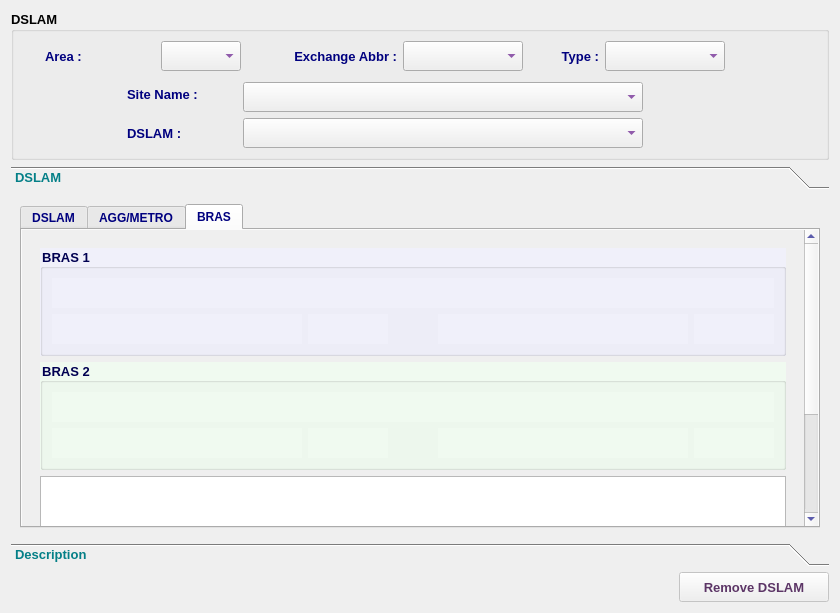
Before: the Qt Designer form mainPanel/menu/plan/dslam/removeDslam/removedslamdialog.ui in samad-ghanbari/DaNet, drawn with Qt 5.
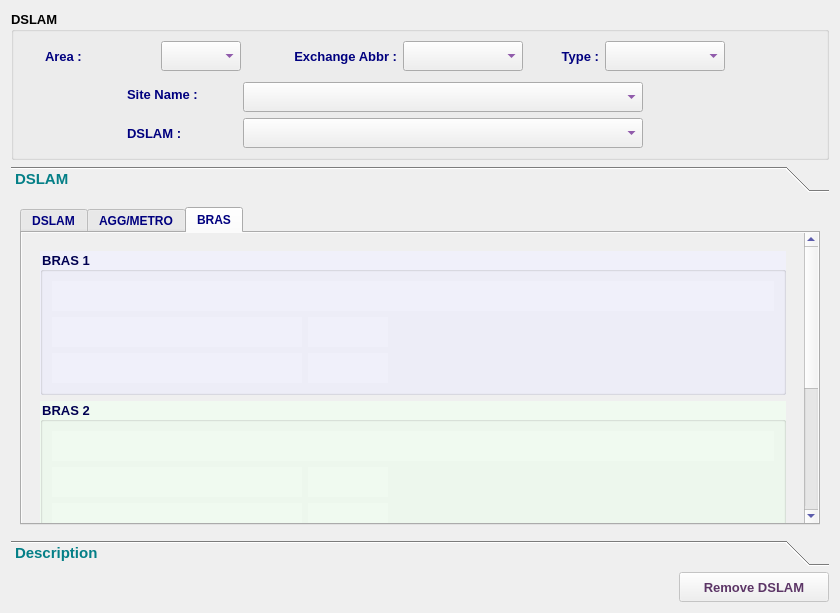
After: the same form once the commit is applied. The open tabs and pages were chosen to show the change. Icons and pictures are not drawn.

What changed in the file:
```diff
--- a/mainPanel/menu/plan/dslam/removeDslam/removedslamdialog.ui
+++ b/mainPanel/menu/plan/dslam/removeDslam/removedslamdialog.ui
@@ -532,7 +532,8 @@
     <widget class="QToolBox" name="toolBox">
      <property name="font">
       <font>
-       <weight>75</weight>
+       <family>Ubuntu</family>
+       <pointsize>11</pointsize>
        <bold>true</bold>
       </font>
      </property>
@@ -548,7 +549,7 @@
         <x>0</x>
         <y>0</y>
         <width>822</width>
-        <height>333</height>
+        <height>334</height>
        </rect>
       </property>
       <attribute name="label">
@@ -565,7 +566,6 @@
          </property>
          <property name="font">
           <font>
-           <weight>75</weight>
            <bold>true</bold>
           </font>
          </property>
@@ -3695,9 +3695,9 @@
               <property name="geometry">
                <rect>
                 <x>0</x>
-                <y>0</y>
-                <width>746</width>
-                <height>474</height>
+                <y>-60</y>
+                <width>786</width>
+                <height>548</height>
                </rect>
               </property>
               <layout class="QVBoxLayout" name="verticalLayout_22">
@@ -3713,7 +3713,6 @@
                   <font>
                    <family>Tahoma</family>
                    <pointsize>10</pointsize>
-                   <weight>75</weight>
                    <bold>true</bold>
                   </font>
                  </property>
@@ -3730,7 +3729,6 @@
                      <font>
                       <family>Tahoma</family>
                       <pointsize>10</pointsize>
-                      <weight>75</weight>
                       <bold>true</bold>
                      </font>
                     </property>
@@ -3767,7 +3765,6 @@
                           <font>
                            <family>Tahoma</family>
                            <pointsize>10</pointsize>
-                           <weight>75</weight>
                            <bold>true</bold>
                           </font>
                          </property>
@@ -3801,7 +3798,6 @@
                           <font>
                            <family>Tahoma</family>
                            <pointsize>10</pointsize>
-                           <weight>75</weight>
                            <bold>true</bold>
                           </font>
                          </property>
@@ -3831,7 +3827,6 @@
                           <font>
                            <family>Tahoma</family>
                            <pointsize>10</pointsize>
-                           <weight>75</weight>
                            <bold>true</bold>
                           </font>
                          </property>
@@ -3862,6 +3857,10 @@
                          </property>
                         </spacer>
                        </item>
+                      </layout>
+                     </item>
+                     <item>
+                      <layout class="QHBoxLayout" name="horizontalLayout_6">
                        <item>
                         <widget class="QLabel" name="b1a2Lbl">
                          <property name="minimumSize">
@@ -3880,7 +3879,6 @@
                           <font>
                            <family>Tahoma</family>
                            <pointsize>10</pointsize>
-                           <weight>75</weight>
                            <bold>true</bold>
                           </font>
                          </property>
@@ -3910,7 +3908,6 @@
                           <font>
                            <family>Tahoma</family>
                            <pointsize>10</pointsize>
-                           <weight>75</weight>
                            <bold>true</bold>
                           </font>
                          </property>
@@ -3922,6 +3919,19 @@
                          </property>
                         </widget>
                        </item>
+                       <item>
+                        <spacer name="horizontalSpacer_9">
+                         <property name="orientation">
+                          <enum>Qt::Orientation::Horizontal</enum>
+                         </property>
+                         <property name="sizeHint" stdset="0">
+                          <size>
+                           <width>40</width>
+                           <height>20</height>
+                          </size>
+                         </property>
+                        </spacer>
+                       </item>
                       </layout>
                      </item>
                     </layout>
@@ -3933,7 +3943,6 @@
                      <font>
                       <family>Tahoma</family>
                       <pointsize>10</pointsize>
-                      <weight>75</weight>
                       <bold>true</bold>
                      </font>
                     </property>
@@ -3970,7 +3979,6 @@
                           <font>
                            <family>Tahoma</family>
                            <pointsize>10</pointsize>
-                           <weight>75</weight>
                            <bold>true</bold>
                           </font>
                          </property>
@@ -4004,7 +4012,6 @@
                           <font>
                            <family>Tahoma</family>
                            <pointsize>10</pointsize>
-                           <weight>75</weight>
                            <bold>true</bold>
                           </font>
                          </property>
@@ -4034,7 +4041,6 @@
                           <font>
                            <family>Tahoma</family>
                            <pointsize>10</pointsize>
-                           <weight>75</weight>
                            <bold>true</bold>
                           </font>
                          </property>
@@ -4065,6 +4071,10 @@
                          </property>
                         </spacer>
                        </item>
+                      </layout>
+                     </item>
+                     <item>
+                      <layout class="QHBoxLayout" name="horizontalLayout_10">
                        <item>
                         <widget class="QLabel" name="b2a2Lbl">
                          <property name="minimumSize">
@@ -4083,7 +4093,6 @@
                           <font>
                            <family>Tahoma</family>
                            <pointsize>10</pointsize>
-                           <weight>75</weight>
                            <bold>true</bold>
                           </font>
                          </property>
@@ -4113,7 +4122,6 @@
                           <font>
                            <family>Tahoma</family>
                            <pointsize>10</pointsize>
-                           <weight>75</weight>
                            <bold>true</bold>
                           </font>
                          </property>
@@ -4125,6 +4133,19 @@
                          </property>
                         </widget>
                        </item>
+                       <item>
+                        <spacer name="horizontalSpacer_10">
+                         <property name="orientation">
+                          <enum>Qt::Orientation::Horizontal</enum>
+                         </property>
+                         <property name="sizeHint" stdset="0">
+                          <size>
+                           <width>40</width>
+                           <height>20</height>
+                          </size>
+                         </property>
+                        </spacer>
+                       </item>
                       </layout>
                      </item>
                     </layout>
@@ -4142,7 +4163,6 @@
                      <font>
                       <family>Tahoma</family>
                       <pointsize>10</pointsize>
-                      <weight>50</weight>
                       <bold>false</bold>
                      </font>
                     </property>
```
Left out of the diff: 221 changed lines with no effect on the pictures.
